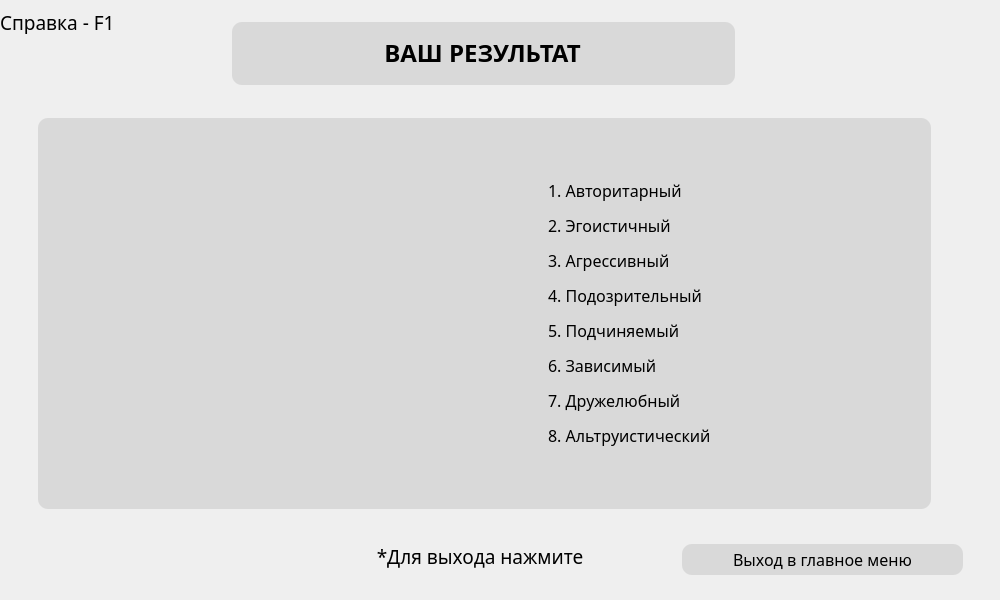
Qt form ui/auth/UserResultLiriWidget.ui (xamlo721/PsychologyTestApp) before a commit.
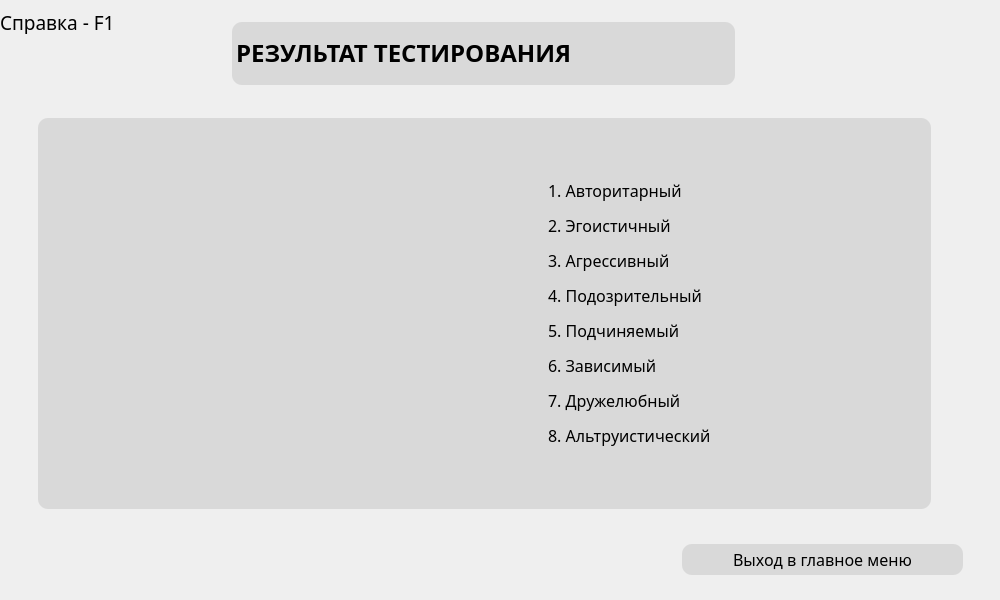
The same form after that commit. Icons and pictures are not drawn. Custom widgets are drawn as their Qt base class.

Commit message: update result widgets. Broken path

Patch:
```diff
--- a/ui/auth/UserResultLiriWidget.ui
+++ b/ui/auth/UserResultLiriWidget.ui
@@ -21,8 +21,8 @@
   <widget class="QLabel" name="esc">
    <property name="geometry">
     <rect>
-     <x>328</x>
-     <y>544</y>
+     <x>40</x>
+     <y>540</y>
      <width>309</width>
      <height>24</height>
     </rect>
@@ -34,7 +34,7 @@
     </font>
    </property>
    <property name="text">
-    <string>*Для выхода нажмите &lt;Esc&gt;</string>
+    <string/>
    </property>
    <property name="alignment">
     <set>Qt::AlignCenter</set>
@@ -162,7 +162,7 @@
 &lt;html&gt;&lt;head&gt;&lt;meta name=&quot;qrichtext&quot; content=&quot;1&quot; /&gt;&lt;style type=&quot;text/css&quot;&gt;
 p, li { white-space: pre-wrap; }
 &lt;/style&gt;&lt;/head&gt;&lt;body style=&quot; font-family:'Montserrat Medium'; font-size:18pt; font-weight:600; font-style:normal;&quot;&gt;
-&lt;p align=&quot;center&quot; style=&quot; margin-top:0px; margin-bottom:0px; margin-left:0px; margin-right:0px; -qt-block-indent:0; text-indent:0px;&quot;&gt;ВАШ РЕЗУЛЬТАТ&lt;/p&gt;&lt;/body&gt;&lt;/html&gt;</string>
+&lt;p style=&quot; margin-top:12px; margin-bottom:12px; margin-left:0px; margin-right:0px; -qt-block-indent:0; text-indent:0px;&quot;&gt;РЕЗУЛЬТАТ ТЕСТИРОВАНИЯ&lt;/p&gt;&lt;/body&gt;&lt;/html&gt;</string>
     </property>
    </widget>
   </widget>
```
Left out of the diff: 7 changed lines with no effect on the pictures. The commit also changes 3 other files.
